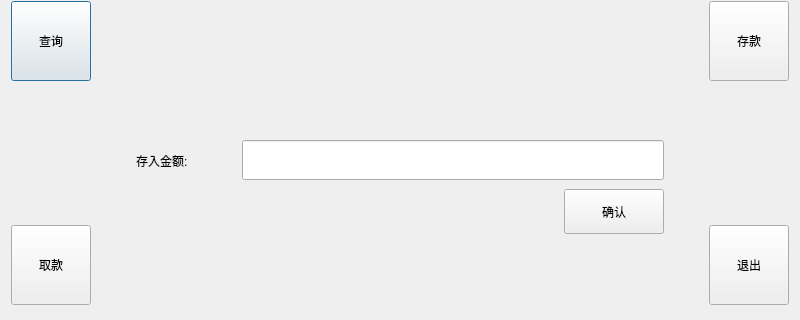
arvin-xuwj/simulateATM, file dialog.ui: the form before one commit; both pictures show x 0 to 800 and y 147 to 467 of the 800 by 600 pixel window.
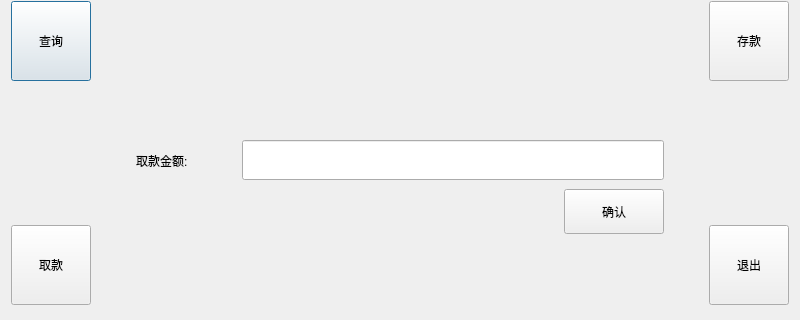
The form after the commit.

Commit message: support qukuan

Patch:
```diff
--- a/dialog.ui
+++ b/dialog.ui
@@ -150,7 +150,7 @@
         </size>
        </property>
        <property name="currentIndex">
-        <number>3</number>
+        <number>4</number>
        </property>
        <widget class="QWidget" name="Login">
         <layout class="QGridLayout" name="gridLayout">
@@ -573,6 +573,119 @@
          </item>
         </layout>
        </widget>
+       <widget class="QWidget" name="qukuanPage">
+        <layout class="QHBoxLayout" name="horizontalLayout_12">
+         <item>
+          <layout class="QVBoxLayout" name="verticalLayout_6">
+           <item>
+            <spacer name="verticalSpacer_15">
+             <property name="orientation">
+              <enum>Qt::Vertical</enum>
+             </property>
+             <property name="sizeHint" stdset="0">
+              <size>
+               <width>20</width>
+               <height>40</height>
+              </size>
+             </property>
+            </spacer>
+           </item>
+           <item>
+            <layout class="QVBoxLayout" name="verticalLayout_7">
+             <item>
+              <layout class="QHBoxLayout" name="horizontalLayout_9">
+               <item>
+                <widget class="QLabel" name="label_5">
+                 <property name="minimumSize">
+                  <size>
+                   <width>100</width>
+                   <height>45</height>
+                  </size>
+                 </property>
+                 <property name="maximumSize">
+                  <size>
+                   <width>80</width>
+                   <height>16777215</height>
+                  </size>
+                 </property>
+                 <property name="text">
+                  <string>取款金额:</string>
+                 </property>
+                </widget>
+               </item>
+               <item>
+                <widget class="QLineEdit" name="LineEditQukuanMomey">
+                 <property name="minimumSize">
+                  <size>
+                   <width>0</width>
+                   <height>40</height>
+                  </size>
+                 </property>
+                 <property name="autoFillBackground">
+                  <bool>false</bool>
+                 </property>
+                 <property name="frame">
+                  <bool>true</bool>
+                 </property>
+                 <property name="echoMode">
+                  <enum>QLineEdit::Normal</enum>
+                 </property>
+                 <property name="readOnly">
+                  <bool>false</bool>
+                 </property>
+                </widget>
+               </item>
+              </layout>
+             </item>
+            </layout>
+           </item>
+           <item>
+            <layout class="QHBoxLayout" name="horizontalLayout_10">
+             <item>
+              <spacer name="horizontalSpacer_8">
+               <property name="orientation">
+                <enum>Qt::Horizontal</enum>
+               </property>
+               <property name="sizeHint" stdset="0">
+                <size>
+                 <width>40</width>
+                 <height>20</height>
+                </size>
+               </property>
+              </spacer>
+             </item>
+             <item>
+              <widget class="QPushButton" name="btnQuKuanSure">
+               <property name="minimumSize">
+                <size>
+                 <width>100</width>
+                 <height>45</height>
+                </size>
+               </property>
+               <property name="text">
+                <string>确认</string>
+               </property>
+              </widget>
+             </item>
+            </layout>
+           </item>
+           <item>
+            <spacer name="verticalSpacer_11">
+             <property name="orientation">
+              <enum>Qt::Vertical</enum>
+             </property>
+             <property name="sizeHint" stdset="0">
+              <size>
+               <width>20</width>
+               <height>40</height>
+              </size>
+             </property>
+            </spacer>
+           </item>
+          </layout>
+         </item>
+        </layout>
+       </widget>
       </widget>
      </item>
     </layout>
```
The commit also changes 2 other files.
